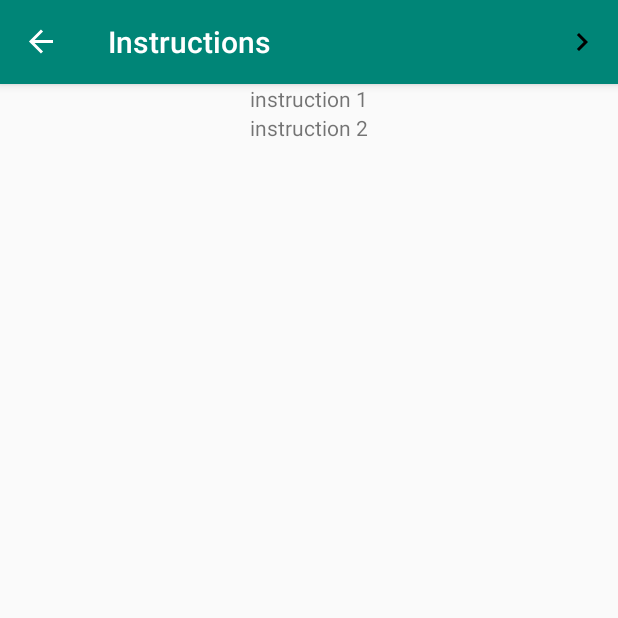
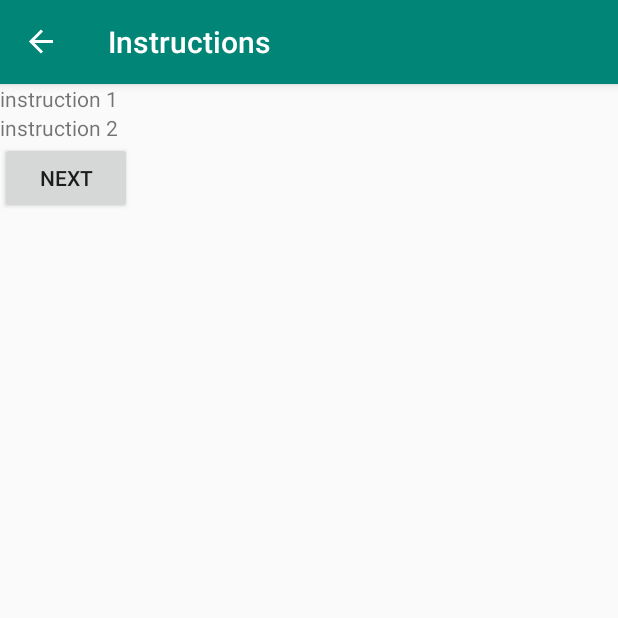
Before and after one commit to Salma-2/ShoeStore, an Android app: the InstructionFragment screen opened through its navigation route, on a phone screen of 412 x 824 dp, the top half of it. Run offline under Robolectric (Android 15) with nearby library versions, the phone set to English and light mode, and no system bars; our stand-ins replace Timber, data binding, navigation-ui.

```diff
--- a/app/src/main/java/com/udacity/shoestore/screens/instructions/InstructionFragment.kt
+++ b/app/src/main/java/com/udacity/shoestore/screens/instructions/InstructionFragment.kt
@@ -5,6 +5,7 @@ import android.view.*
 import androidx.fragment.app.Fragment
 import androidx.databinding.DataBindingUtil
 import androidx.navigation.findNavController
+import androidx.navigation.fragment.findNavController
 import androidx.navigation.ui.NavigationUI
 import com.udacity.shoestore.R
 import com.udacity.shoestore.databinding.FragmentInstructionBinding
@@ -18,21 +19,11 @@ class InstructionFragment : Fragment() {
         savedInstanceState: Bundle?
     ): View {
         binding = DataBindingUtil.inflate(inflater, R.layout.fragment_instruction, container, false)
-        setHasOptionsMenu(true)
-
+        binding.nextBtn.setOnClickListener {
+            findNavController().navigate(R.id.action_instructionFragment_to_shoeListFragment)
+        }
         return binding.root
     }
 
-    override fun onCreateOptionsMenu(menu: Menu, inflater: MenuInflater) {
-        inflater.inflate(R.menu.menu_shoe_list, menu)
-        super.onCreateOptionsMenu(menu, inflater)
-    }
-
-    override fun onOptionsItemSelected(item: MenuItem): Boolean {
-        return (NavigationUI.onNavDestinationSelected(
-            item,
-            view!!.findNavController()
-        ) || super.onOptionsItemSelected(item))
-    }
 
 }
--- a/app/src/main/res/layout/fragment_instruction.xml
+++ b/app/src/main/res/layout/fragment_instruction.xml
@@ -5,27 +5,28 @@
     xmlns:tools="http://schemas.android.com/tools"
     xmlns:android="http://schemas.android.com/apk/res/android">
 
-    <androidx.constraintlayout.widget.ConstraintLayout
+    <LinearLayout
         android:layout_width="match_parent"
-        android:layout_height="match_parent">
+        android:layout_height="match_parent"
+        android:orientation="vertical">
 
         <TextView
             android:id="@+id/textView"
             android:layout_width="wrap_content"
             android:layout_height="wrap_content"
-            android:text="instruction 1"
-            app:layout_constraintEnd_toEndOf="parent"
-            app:layout_constraintStart_toStartOf="parent"
-            app:layout_constraintTop_toTopOf="parent" />
+            android:text="instruction 1" />
 
         <TextView
             android:layout_width="wrap_content"
             android:layout_height="wrap_content"
-            android:text="instruction 2"
-            app:layout_constraintEnd_toEndOf="@+id/textView"
-            app:layout_constraintStart_toStartOf="@+id/textView"
-            app:layout_constraintTop_toBottomOf="@+id/textView" />
+            android:text="instruction 2" />
+
+        <Button
+            android:id="@+id/next_btn"
+            android:layout_width="wrap_content"
+            android:layout_height="wrap_content"
+            android:text="@string/next" />
 
 
-    </androidx.constraintlayout.widget.ConstraintLayout>
+    </LinearLayout>
 </layout>
--- a/app/src/main/res/menu/menu_shoe_list.xml
+++ /dev/null
@@ -1,9 +0,0 @@
-<?xml version="1.0" encoding="utf-8"?>
-<menu xmlns:android="http://schemas.android.com/apk/res/android"
-    xmlns:app="http://schemas.android.com/apk/res-auto">
-    <item
-        android:id="@+id/shoeListFragment"
-        android:icon="@drawable/ic_baseline_navigate_next_24"
-        android:title="@string/next"
-        app:showAsAction="ifRoom" />
-</menu>
--- a/app/src/main/res/navigation/nav_graph.xml
+++ b/app/src/main/res/navigation/nav_graph.xml
@@ -19,12 +19,22 @@
         android:id="@+id/welcomeFragment"
         android:name="com.udacity.shoestore.screens.welcome.WelcomeFragment"
         android:label="@string/welcome_fragment"
-        tools:layout="@layout/fragment_welcome"/>
+        tools:layout="@layout/fragment_welcome">
+        <action
+            android:id="@+id/action_welcomeFragment_to_instructionFragment"
+            app:destination="@id/instructionFragment" />
+    </fragment>
     <fragment
         android:id="@+id/instructionFragment"
         android:name="com.udacity.shoestore.screens.instructions.InstructionFragment"
         android:label="@string/instruction_fragment"
-        tools:layout="@layout/fragment_instruction" />
+        tools:layout="@layout/fragment_instruction" >
+        <action
+            android:id="@+id/action_instructionFragment_to_shoeListFragment"
+            app:destination="@id/shoeListFragment"
+            app:popUpTo="@id/loginFragment"
+            app:popUpToInclusive="true" />
+    </fragment>
     <fragment
         android:id="@+id/shoeListFragment"
         android:name="com.udacity.shoestore.screens.shoelist.ShoeListFragment"
--- a/app/src/main/res/values/strings.xml
+++ b/app/src/main/res/values/strings.xml
@@ -20,4 +20,6 @@
     <string name="description">Description</string>
     <string name="cancel">Cancel</string>
     <string name="save">Save</string>
+    <string name="email_hint">example@example.example</string>
+    <string name="password_hint">secure passowrd</string>
 </resources>
```
Also changed, not shown: app/src/main/java/com/udacity/shoestore/screens/welcome/WelcomeFragment.kt (+5 -13 lines), app/src/main/res/layout/fragment_login.xml (+26 -6 lines), app/src/main/res/layout/fragment_welcome.xml (+11 -3 lines), app/src/main/res/menu/menu_instruction.xml (deleted, +0 -10 lines).
